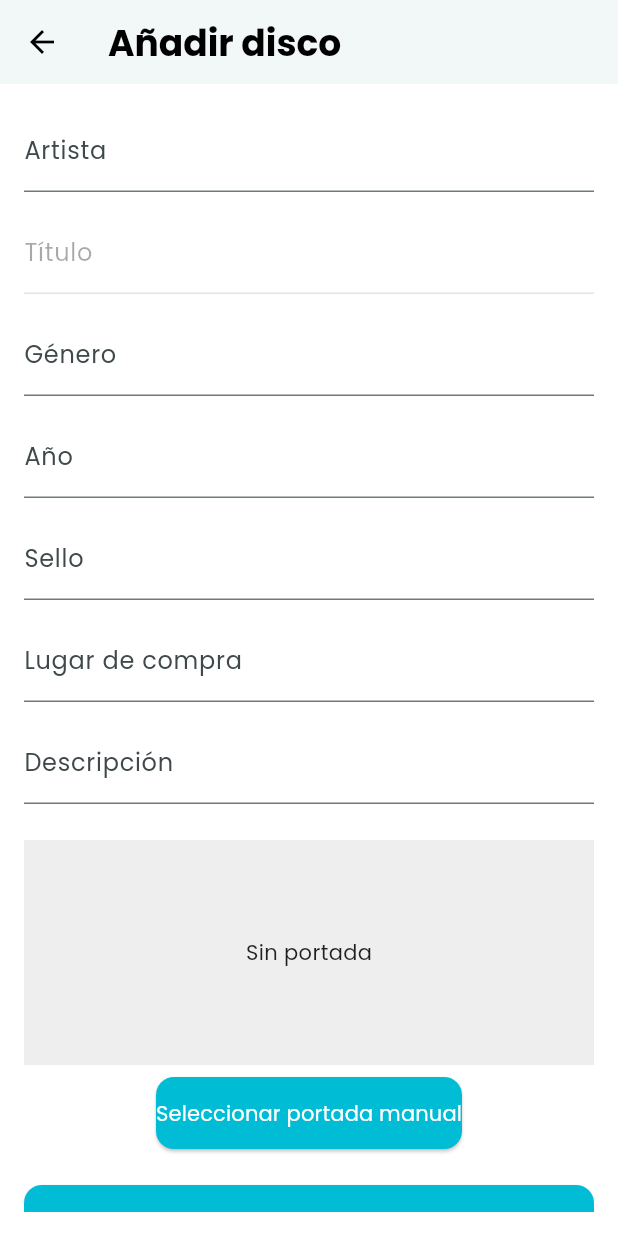
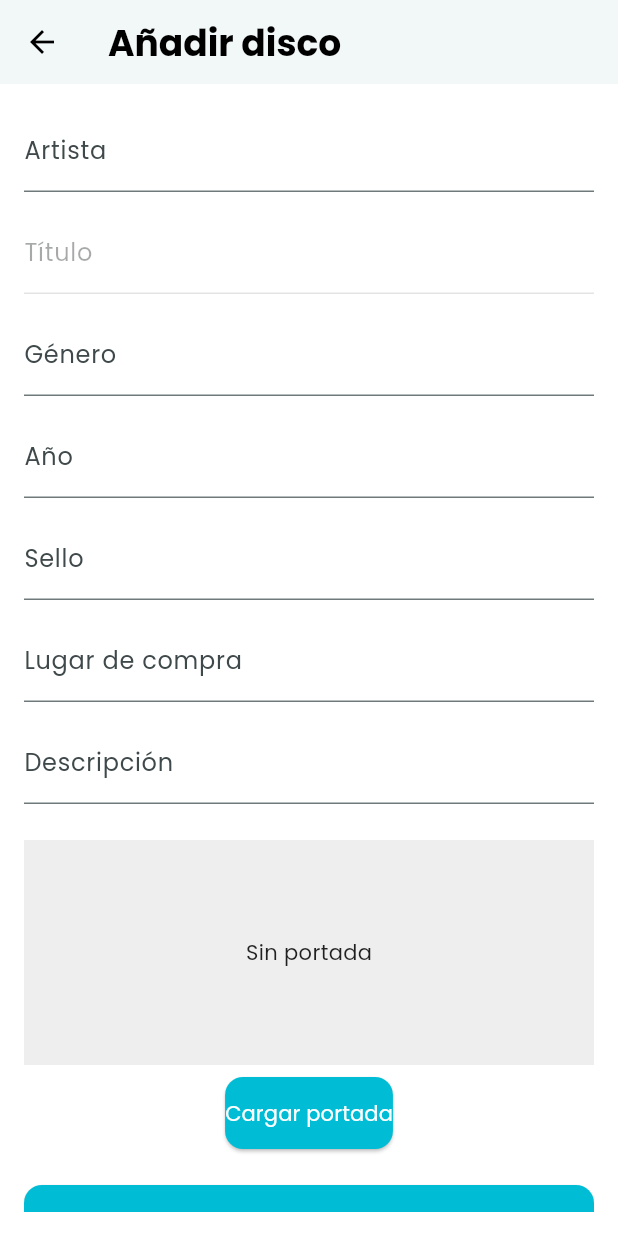
Before and after one commit to carlosrondon95/waxhub_v3, a Flutter app: the NuevoDiscoPage screen opened by its route, on a phone screen of 412 x 824 dp. Run offline on Flutter 3.47's test engine with Material 3 defaults, Android fonts, the phone set to English and light mode, and no system bars; drawn by our look-alikes of flutter_typeahead; our stand-ins replace cloud_firestore, firebase_auth, firebase_core, firebase_storage, google_sign_in, image_picker; accounts and stored records are empty.

Commit message:
14/05
he solucionado errores android y he mejorado añadir disco

```diff
--- a/lib/pages/nuevo_disco_page.dart
+++ b/lib/pages/nuevo_disco_page.dart
@@ -10,6 +10,8 @@ import '../services/discogs_service.dart';
 import '../screens/nuevo_disco_screen.dart';
 
 class NuevoDiscoPage extends StatefulWidget {
+  const NuevoDiscoPage({super.key});
+
   @override
   State<NuevoDiscoPage> createState() => _NuevoDiscoPageState();
 }
--- a/lib/screens/nuevo_disco_screen.dart
+++ b/lib/screens/nuevo_disco_screen.dart
@@ -64,9 +64,17 @@ class NuevoDiscoScreen extends StatelessWidget {
         const SizedBox(height: 12),
         DiscoFormInput(controller: labelCtr, label: 'Sello'),
         const SizedBox(height: 12),
-        DiscoFormInput(controller: buyCtr, label: 'Lugar de compra'),
+        DiscoFormInput(
+          controller: buyCtr,
+          label: 'Lugar de compra',
+          obligatorio: false,
+        ), // ← opcional
         const SizedBox(height: 12),
-        DiscoFormInput(controller: descCtr, label: 'Descripción'),
+        DiscoFormInput(
+          controller: descCtr,
+          label: 'Descripción',
+          obligatorio: false,
+        ), // ← opcional
         const SizedBox(height: 24),
         CoverSelector(coverUrl: coverUrl, onPickImage: onPickImage),
         const SizedBox(height: 24),
--- a/lib/widgets/nuevo_disco_widgets.dart
+++ b/lib/widgets/nuevo_disco_widgets.dart
@@ -2,7 +2,7 @@ import 'package:flutter/material.dart';
 import 'package:flutter_typeahead/flutter_typeahead.dart';
 import '../services/discogs_service.dart';
 
-/* ─── Artista ───────────────────────────────────────────── */
+/* ─── ARTISTA ──────────────────────────────────────────── */
 class ArtistAutocomplete extends StatelessWidget {
   final TextEditingController controller;
   final void Function(ArtistResult) onArtistSelected;
@@ -14,27 +14,31 @@ class ArtistAutocomplete extends StatelessWidget {
 
   @override
   Widget build(BuildContext context) {
-    return TypeAheadFormField<ArtistResult>(
-      textFieldConfiguration: TextFieldConfiguration(
-        controller: controller,
-        decoration: const InputDecoration(labelText: 'Artista'),
-      ),
+    return TypeAheadField<ArtistResult>(
       suggestionsCallback:
-          (pattern) =>
-              pattern.length < 2 ? [] : DiscogsService().searchArtists(pattern),
+          (q) => q.length < 2 ? [] : DiscogsService().searchArtists(q),
       itemBuilder: (_, a) => ListTile(title: Text(a.name)),
-      onSuggestionSelected: onArtistSelected,
-      noItemsFoundBuilder:
+      onSelected: (a) {
+        controller.text = a.name; // texto con mayúsculas y “&”
+        onArtistSelected(a);
+      },
+      emptyBuilder:
           (_) => const Padding(
-            padding: EdgeInsets.all(8.0),
+            padding: EdgeInsets.all(8),
             child: Text('Sin coincidencias'),
           ),
-      validator: (v) => v == null || v.isEmpty ? 'Introduce un artista' : null,
+      builder:
+          (context, textCtrl, focus) => TextField(
+            controller: textCtrl, // ← ¡usar el que da TypeAhead!
+            focusNode: focus,
+            decoration: const InputDecoration(labelText: 'Artista'),
+            textInputAction: TextInputAction.next,
+          ),
     );
   }
 }
 
-/* ─── Título ────────────────────────────────────────────── */
+/* ─── TÍTULO ───────────────────────────────────────────── */
 class TitleAutocomplete extends StatelessWidget {
   final bool enabled;
   final int artistId;
@@ -57,42 +61,49 @@ class TitleAutocomplete extends StatelessWidget {
         enabled: false,
       );
     }
-    return TypeAheadFormField<ReleaseResult>(
-      textFieldConfiguration: TextFieldConfiguration(
-        controller: controller,
-        decoration: const InputDecoration(labelText: 'Título'),
-      ),
+    return TypeAheadField<ReleaseResult>(
       suggestionsCallback:
-          (pattern) =>
-              pattern.length < 1
+          (q) =>
+              q.isEmpty
                   ? []
-                  : DiscogsService().searchVinylsOfArtist(artistId, pattern),
+                  : DiscogsService().searchVinylsOfArtist(artistId, q),
       itemBuilder:
           (_, r) => ListTile(
             leading:
                 r.thumb.isNotEmpty ? Image.network(r.thumb, width: 40) : null,
             title: Text(r.title),
           ),
-      onSuggestionSelected: onTitleSelected,
-      noItemsFoundBuilder:
+      onSelected: (r) {
+        controller.text = r.title; // texto exacto
+        onTitleSelected(r);
+      },
+      emptyBuilder:
           (_) => const Padding(
-            padding: EdgeInsets.all(8.0),
+            padding: EdgeInsets.all(8),
             child: Text('Sin coincidencias'),
           ),
-      validator: (v) => v == null || v.isEmpty ? 'Selecciona un título' : null,
+      builder:
+          (context, textCtrl, focus) => TextField(
+            controller: textCtrl, // ← importante
+            focusNode: focus,
+            decoration: const InputDecoration(labelText: 'Título'),
+            textInputAction: TextInputAction.next,
+          ),
     );
   }
 }
 
-/* ─── TextFormField genérico ───────────────────────────── */
+/* ─── INPUT GENÉRICO ───────────────────────────────────── */
 class DiscoFormInput extends StatelessWidget {
   final TextEditingController controller;
   final String label;
+  final bool obligatorio;
   final TextInputType keyboardType;
   const DiscoFormInput({
     super.key,
     required this.controller,
     required this.label,
+    this.obligatorio = true,
     this.keyboardType = TextInputType.text,
   });
 
@@ -101,13 +112,14 @@ class DiscoFormInput extends StatelessWidget {
     controller: controller,
     decoration: InputDecoration(labelText: label),
     keyboardType: keyboardType,
-    validator: (v) => v == null || v.isEmpty ? 'Campo requerido' : null,
+    validator:
+        obligatorio
+            ? (v) => v == null || v.isEmpty ? 'Campo requerido' : null
+            : null,
   );
 }
 
-/* ─── Portada ───────────────────────────────────────────── */
-/* …imports y demás widgets… */
-
+/* ─── PORTADA (sin cambios) ───────────────────────────── */
 class CoverSelector extends StatelessWidget {
   final String? coverUrl;
   final VoidCallback onPickImage;
@@ -138,7 +150,7 @@ class CoverSelector extends StatelessWidget {
         const SizedBox(height: 8),
         ElevatedButton(
           onPressed: onPickImage,
-          child: const Text('Seleccionar portada manual'),
+          child: const Text('Cargar portada'),
         ),
       ],
     );
--- a/pubspec.yaml
+++ b/pubspec.yaml
@@ -20,10 +20,11 @@ dependencies:
   firebase_auth: ^5.5.3
   cloud_firestore: ^5.6.7
   firebase_storage: ^12.4.5
-  flutter_typeahead: ^4.3.0
+  flutter_typeahead: ^5.2.0
   http: ^1.4.0
   image_picker: ^1.1.2
   uuid: ^4.5.1
+  flutter_keyboard_visibility: ^6.0.0
 
   # Google Sign-In
   google_sign_in: ^6.0.0
```
Also changed, not shown: lib/screens/register_screen.dart (+9 -3 lines), lib/services/discogs_service.dart (+17 -6 lines), pubspec.lock.
